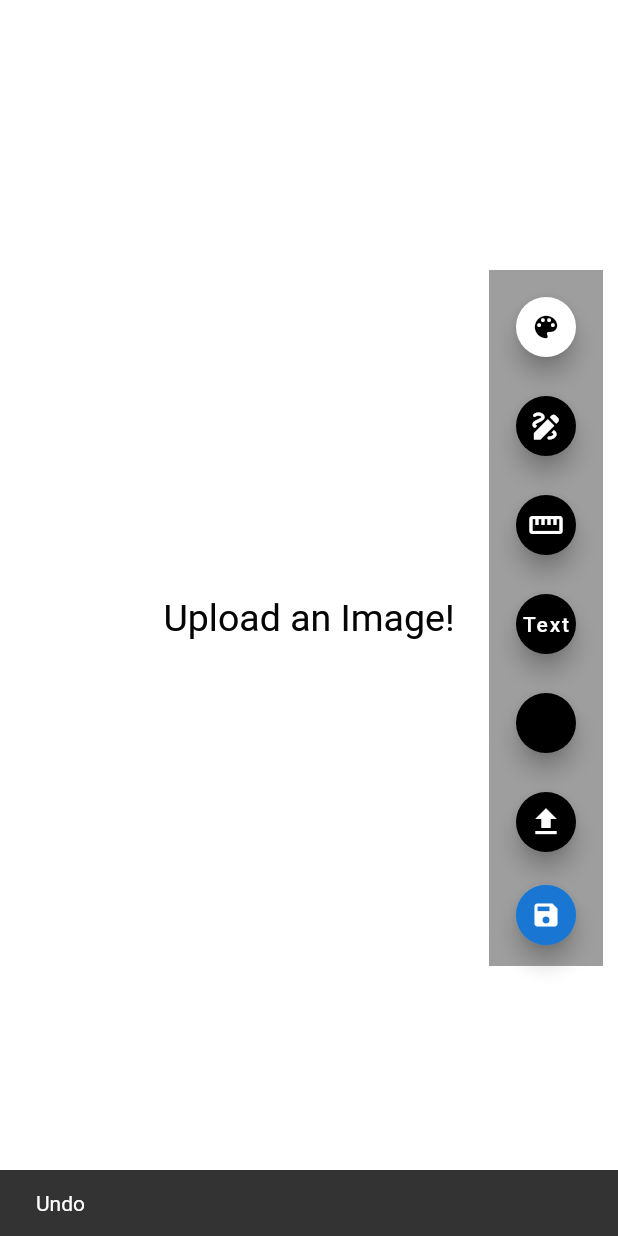
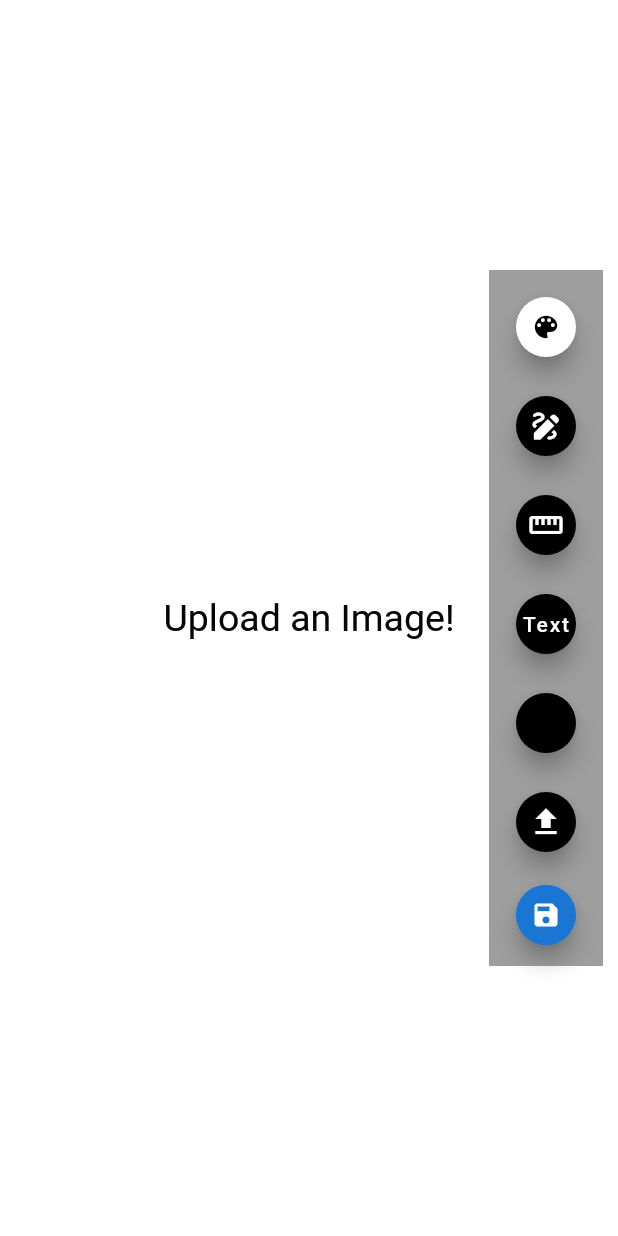
Before and after one commit to JosephSafouri/OXO-2123, a Flutter app: the screen it shows after launch, after a tap on the "undo" icon, on a phone screen of 412 x 824 dp. Run offline on Flutter 3.47's test engine with Material 2 defaults, Android fonts, the phone set to English and light mode, and no system bars; drawn by our look-alikes of screenshot; our stand-ins replace flutter_colorpicker, image_gallery_saver, image_picker.

```diff
--- a/flutter-app/flutter_drawing_app/starter/lib/drawing_page.dart
+++ b/flutter-app/flutter_drawing_app/starter/lib/drawing_page.dart
@@ -389,7 +389,7 @@ class _DrawingPageState extends State<DrawingPage> {
           ScaffoldMessenger.of(context).showSnackBar(
             SnackBar(
                   content: const Text("Undo"),
-                  duration: const Duration(milliseconds: 1500)
+                  duration: const Duration(milliseconds: 500)
               )
           );
           setState(() {
```
